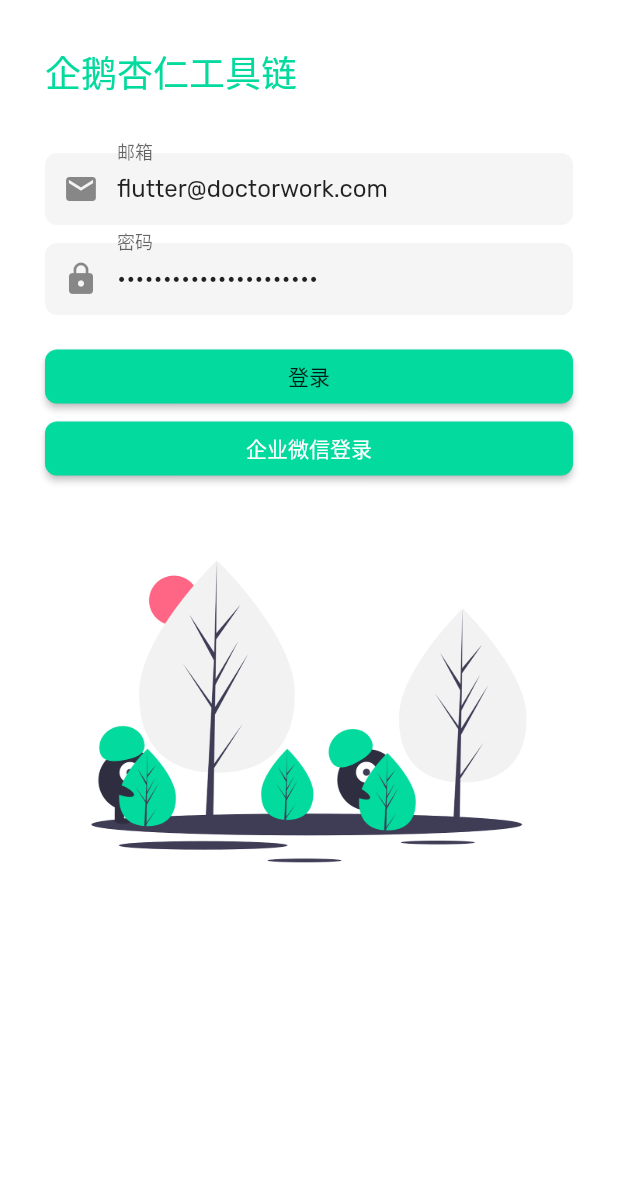
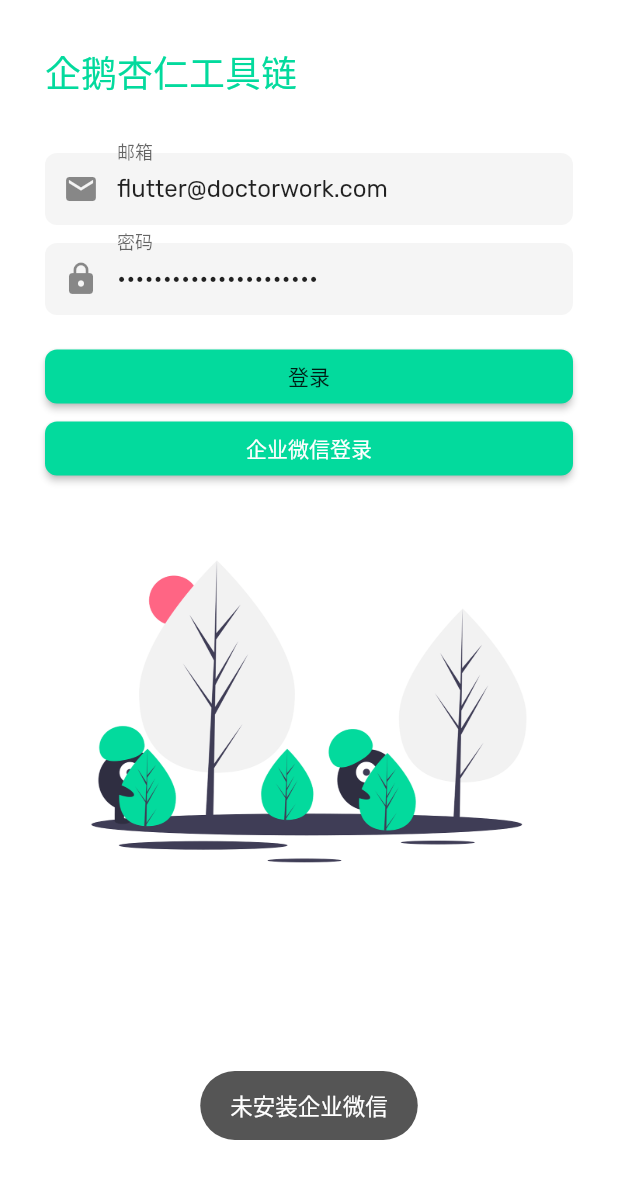
Before and after one commit to goingta/toolchain_flutter, a Flutter app: the screen it shows after launch, after a tap on "企业微信登录", on a phone screen of 412 x 824 dp. Shown: the top 1179 px of the screen. Run offline on Flutter 3.47's test engine with Material 2 defaults, Android fonts, the phone set to English and light mode, and no system bars; our stand-ins replace dio, flutter_icons, flutter_spinkit, package_info, shared_preferences, toast and 1 more; missing offline and left inert: fluwx_worker; accounts and stored records are empty.

Commit message:
fix: 增加企业微信注册问题。

```diff
--- a/lib/pages/login/login_page.dart
+++ b/lib/pages/login/login_page.dart
@@ -61,12 +61,12 @@ class _LoginState extends State<LoginPage> {
 
   /// 企业微信登录
   _weWorkLogin() async {
-    // bool isInstalled = await fluwxWorker.isWeChatInstalled();
+    bool isInstalled = await fluwxWorker.isWeChatInstalled();
 
-    // if (!isInstalled) {
-    //   Toast.show("未安装企业微信", context);
-    //   return;
-    // }
+    if (!isInstalled) {
+      Toast.show("未安装企业微信", context);
+      return;
+    }
 
     //企业微信授权
     fluwxWorker.sendAuth(
```
Also changed, not shown: 2 other files.
